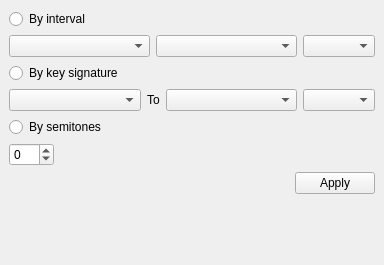
Qt form trunk/src/ui/transposeview.ui (canorusmusic/canorus) before a commit.
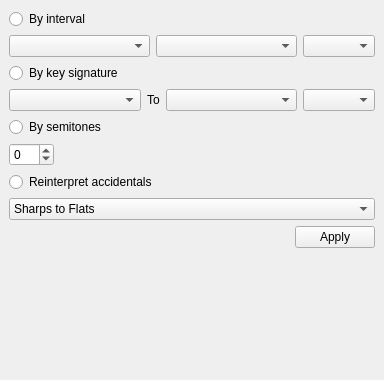
The same form after that commit. Icons and pictures are not drawn.

Commit message: Added reinterpret accidentals to CATransposeView and CATranspose.

The edit to the form file:
```diff
--- a/trunk/src/ui/transposeview.ui
+++ b/trunk/src/ui/transposeview.ui
@@ -1,12 +1,12 @@
 <ui version="4.0" >
  <class>uiTransposeView</class>
- <widget class="QDockWidget" name="uiTransposeView" >
-  <property name="geometry" >
+ <widget class="QDockWidget" name="uiTransposeView">
+  <property name="geometry">
    <rect>
     <x>0</x>
     <y>0</y>
     <width>384</width>
-    <height>265</height>
+    <height>380</height>
    </rect>
   </property>
   <property name="sizePolicy" >
@@ -18,8 +18,8 @@
   <property name="windowTitle" >
    <string>Transpose</string>
   </property>
-  <widget class="QWidget" name="dockWidgetContents" >
-   <layout class="QVBoxLayout" name="verticalLayout_4" >
+  <widget class="QWidget" name="dockWidgetContents">
+   <layout class="QVBoxLayout" name="verticalLayout_5">
     <item>
      <layout class="QVBoxLayout" name="verticalLayout" >
       <item>
@@ -123,15 +123,57 @@
      </layout>
     </item>
     <item>
-     <widget class="QDialogButtonBox" name="uiApply" >
-      <property name="standardButtons" >
+     <layout class="QVBoxLayout" name="verticalLayout_4">
+      <item>
+       <widget class="QRadioButton" name="uiReinterpretAccidentals">
+        <property name="text">
+         <string>Reinterpret accidentals</string>
+        </property>
+       </widget>
+      </item>
+      <item>
+       <widget class="QComboBox" name="uiReinterpretType">
+        <item>
+         <property name="text">
+          <string>Sharps to Flats</string>
+         </property>
+         <property name="icon">
+    	  <iconset>
+     	   <normaloff>images:accidental/sharpstoflats.svg</normaloff>images:accidental/sharpstoflats.svg</iconset>
+   		 </property>
+        </item>
+        <item>
+         <property name="text">
+          <string>Flats to Sharps</string>
+         </property>
+         <property name="icon">
+    	  <iconset>
+     	   <normaloff>images:accidental/flatstosharps.svg</normaloff>images:accidental/flatstosharps.svg</iconset>
+   		 </property>
+        </item>
+        <item>
+         <property name="text">
+          <string>Invert accidentals</string>
+         </property>
+         <property name="icon">
+    	  <iconset>
+     	   <normaloff>images:accidental/invert.svg</normaloff>images:accidental/invert.svg</iconset>
+   		 </property>
+        </item>
+       </widget>
+      </item>
+     </layout>
+    </item>
+    <item>
+     <widget class="QDialogButtonBox" name="uiApply">
+      <property name="standardButtons">
        <set>QDialogButtonBox::Apply</set>
       </property>
      </widget>
     </item>
     <item>
-     <spacer name="verticalSpacer" >
-      <property name="orientation" >
+     <spacer name="verticalSpacer">
+      <property name="orientation">
        <enum>Qt::Vertical</enum>
       </property>
       <property name="sizeHint" stdset="0" >
```
Left out of the diff: 71 changed lines with no effect on the pictures. The commit also changes 6 other files.
